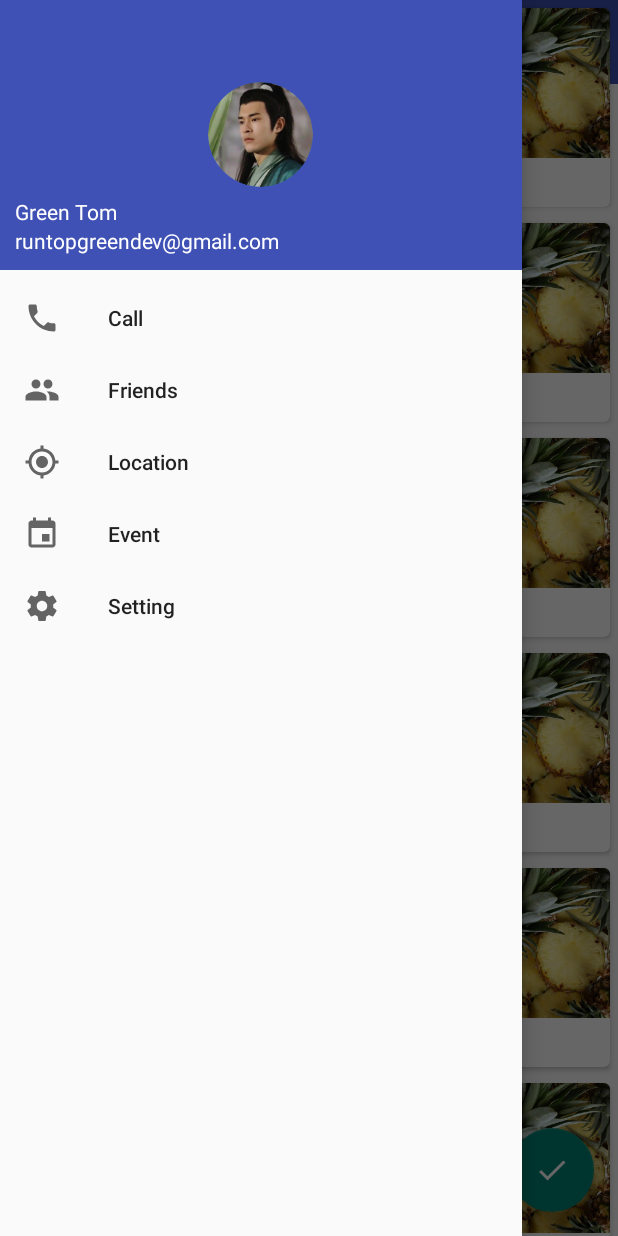
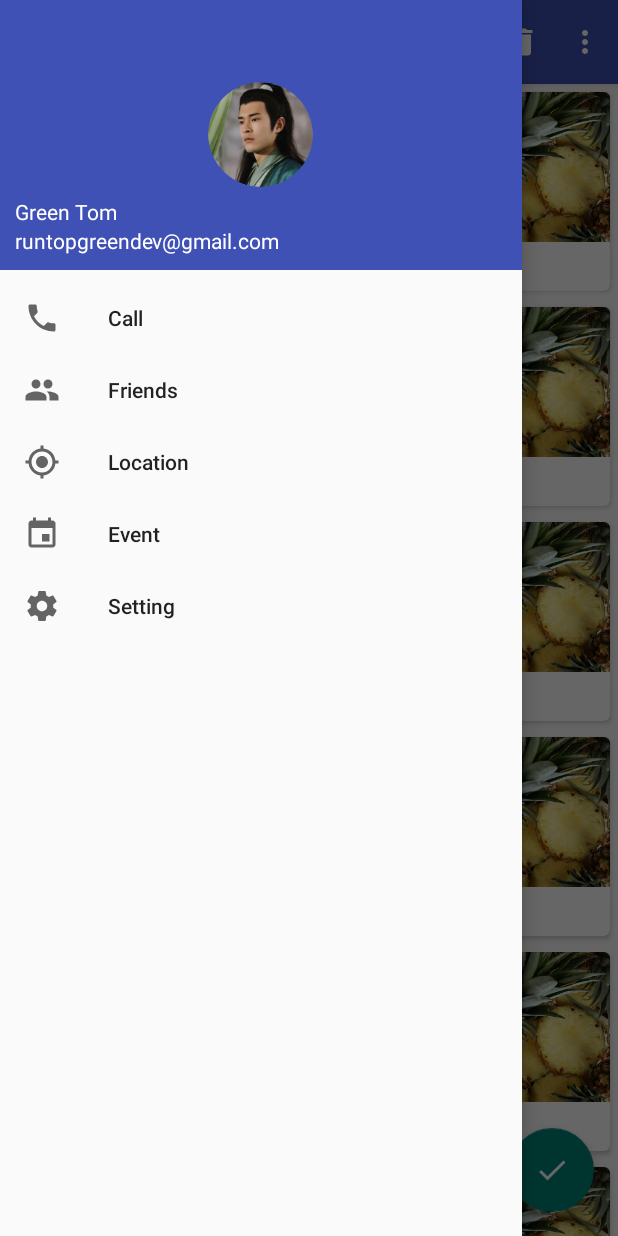
Before and after one commit to hykruntoahead/AndroidMdDemo, an Android app: the screen it shows after launch (MainActivity), with the side drawer open, on a phone screen of 412 x 824 dp. Run offline under Robolectric (Android 15) with nearby library versions, the phone set to English and light mode, and no system bars; our stand-ins replace CircleImageView.

Commit message:
AppBarLayout app:layout_scrollFlags            scroll :当recyclerView 向上滚动的时候,Toolbar会跟着一起向上滚动并实现隐藏           enterAlways: 当recyclerView 向下滚动的时候,Toolbar会跟着一起向下滚动并重新显示           snap:  表示当Toobar还没完全隐藏或显示的时候 会根据当前滚动的距离，自动选择隐藏还是显示-->

```diff
--- a/app/src/main/res/layout/activity_main_draw_layout.xml
+++ b/app/src/main/res/layout/activity_main_draw_layout.xml
@@ -9,20 +9,31 @@
         android:layout_width="match_parent"
         android:layout_height="match_parent">
 
-        <android.support.v7.widget.Toolbar
-            android:id="@+id/toolbar"
+        <android.support.design.widget.AppBarLayout
             android:layout_width="match_parent"
-            android:layout_height="?attr/actionBarSize"
-            android:background="@color/colorPrimary"
-            android:theme="@style/ThemeOverlay.AppCompat.Dark.ActionBar"
-            app:popupTheme="@style/ThemeOverlay.AppCompat.Light">
-        </android.support.v7.widget.Toolbar>
+            android:layout_height="wrap_content">
+
+            <android.support.v7.widget.Toolbar
+                android:id="@+id/toolbar"
+                android:layout_width="match_parent"
+                android:layout_height="?attr/actionBarSize"
+                android:background="@color/colorPrimary"
+                android:theme="@style/ThemeOverlay.AppCompat.Dark.ActionBar"
+                app:popupTheme="@style/ThemeOverlay.AppCompat.Light"
+                app:layout_scrollFlags="scroll|enterAlways|snap"/>
+            <!--app:layout_scrollFlags
+                 scroll :当recyclerView 向上滚动的时候,Toolbar会跟着一起向上滚动并实现隐藏
+                 enterAlways: 当recyclerView 向下滚动的时候,Toolbar会跟着一起向下滚动并重新显示
+                 snap:  表示当Toobar还没完全隐藏或显示的时候 会根据当前滚动的距离，自动选择隐藏还是显示-->
+
+        </android.support.design.widget.AppBarLayout>
 
         <android.support.v7.widget.RecyclerView
             android:id="@+id/recycler_view"
             android:layout_width="match_parent"
-            android:layout_height="match_parent">
-        </android.support.v7.widget.RecyclerView>
+            android:layout_height="match_parent"
+            app:layout_behavior="@string/appbar_scrolling_view_behavior"
+            />
 
         <android.support.design.widget.FloatingActionButton
             android:id="@+id/fab"
@@ -31,8 +42,7 @@
             android:layout_gravity="bottom|end"
             android:layout_margin="16dp"
             android:elevation="8dp"
-            android:src="@drawable/ic_done"
-            />
+            android:src="@drawable/ic_done" />
 
     </android.support.design.widget.CoordinatorLayout>
 
@@ -40,9 +50,9 @@
         android:id="@+id/nav_view"
         android:layout_width="match_parent"
         android:layout_height="match_parent"
-        android:layout_gravity = "start"
-        app:menu="@menu/nav_menu"
-        app:headerLayout="@layout/nav_header">
+        android:layout_gravity="start"
+        app:headerLayout="@layout/nav_header"
+        app:menu="@menu/nav_menu">
 
     </android.support.design.widget.NavigationView>
 
```
